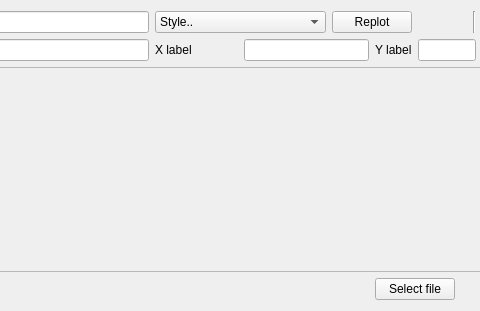
This is src/ui/QGCDataPlot2D.ui in mavlink/qgroundcontrol as Qt 5 draws it before an edit; both pictures show x 598 to 1078 and y 0 to 311 of the 1463 by 311 pixel window. The edited form follows.
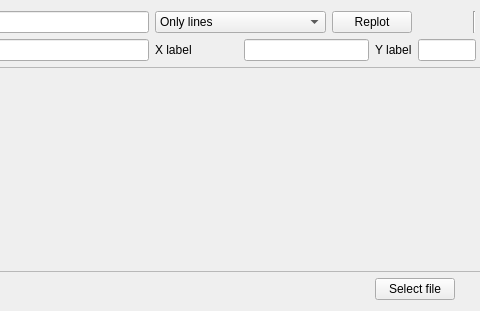
This is the edited form.

Commit message: Plotting data now defaults to drawing a line with no symbols. Also deleted invalid line drawing options.

Diff of the .ui file:
```diff
--- a/src/ui/QGCDataPlot2D.ui
+++ b/src/ui/QGCDataPlot2D.ui
@@ -38,7 +38,7 @@
     <widget class="QComboBox" name="style">
      <item>
       <property name="text">
-       <string>Style..</string>
+       <string>Only lines</string>
       </property>
      </item>
      <item>
```
Left out of the diff: 13 changed lines with no effect on the pictures.
